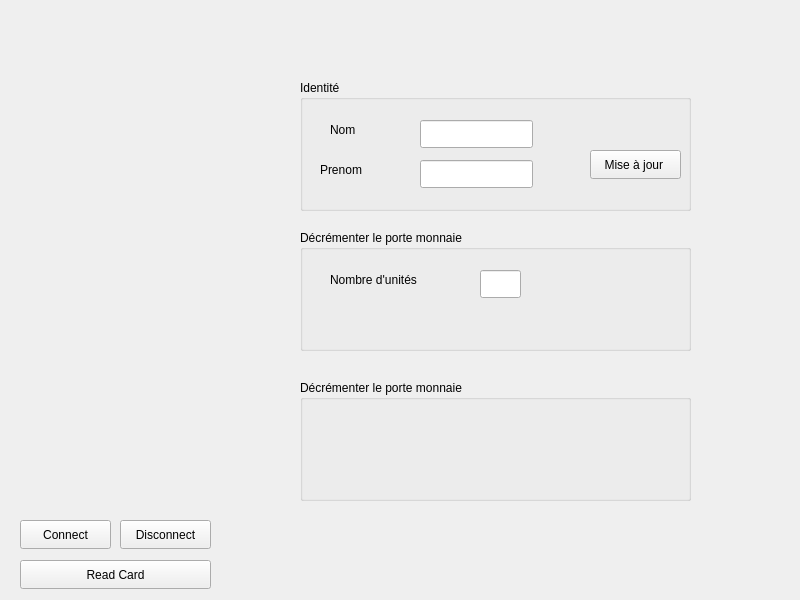
This is TP1/window.ui in ChristianHasbani/Communication_Sans_Fil_TP as Qt 5 draws it before an edit. The edited form follows.
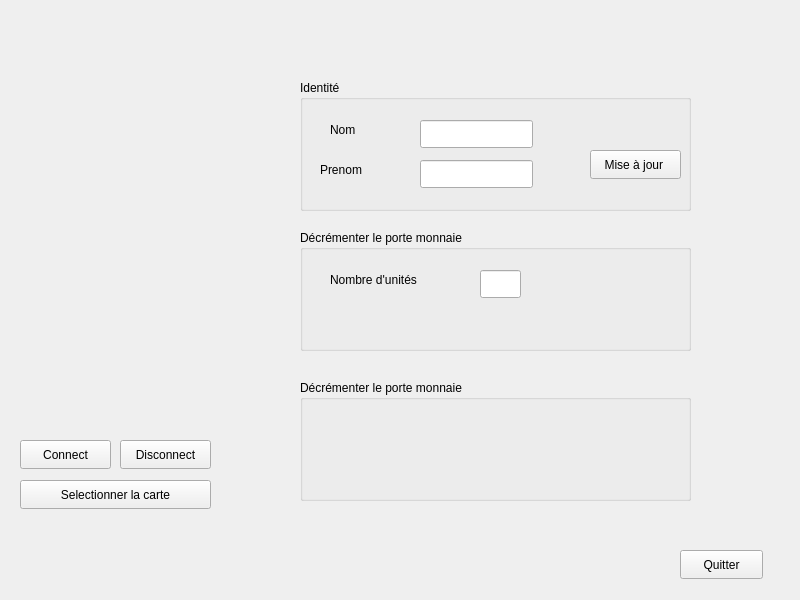
This is the edited form.

```diff
--- a/TP1/window.ui
+++ b/TP1/window.ui
@@ -147,7 +147,7 @@
    <property name="geometry">
     <rect>
      <x>20</x>
-     <y>520</y>
+     <y>440</y>
      <width>91</width>
      <height>29</height>
     </rect>
@@ -160,7 +160,7 @@
    <property name="geometry">
     <rect>
      <x>120</x>
-     <y>520</y>
+     <y>440</y>
      <width>91</width>
      <height>29</height>
     </rect>
@@ -173,7 +173,7 @@
    <property name="geometry">
     <rect>
      <x>30</x>
-     <y>490</y>
+     <y>530</y>
      <width>181</width>
      <height>20</height>
     </rect>
@@ -186,13 +186,26 @@
    <property name="geometry">
     <rect>
      <x>20</x>
-     <y>560</y>
+     <y>480</y>
      <width>191</width>
      <height>29</height>
     </rect>
    </property>
    <property name="text">
-    <string>Read Card</string>
+    <string>Selectionner la carte</string>
+   </property>
+  </widget>
+  <widget class="QPushButton" name="quitBtn">
+   <property name="geometry">
+    <rect>
+     <x>680</x>
+     <y>550</y>
+     <width>83</width>
+     <height>29</height>
+    </rect>
+   </property>
+   <property name="text">
+    <string>Quitter</string>
    </property>
   </widget>
  </widget>
```
